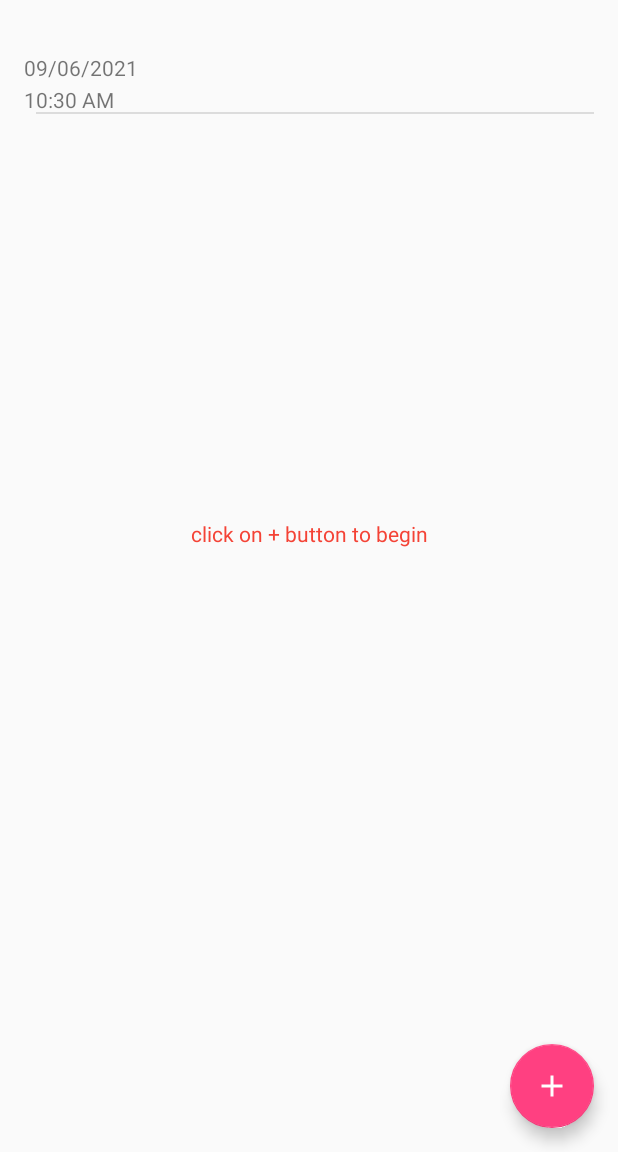
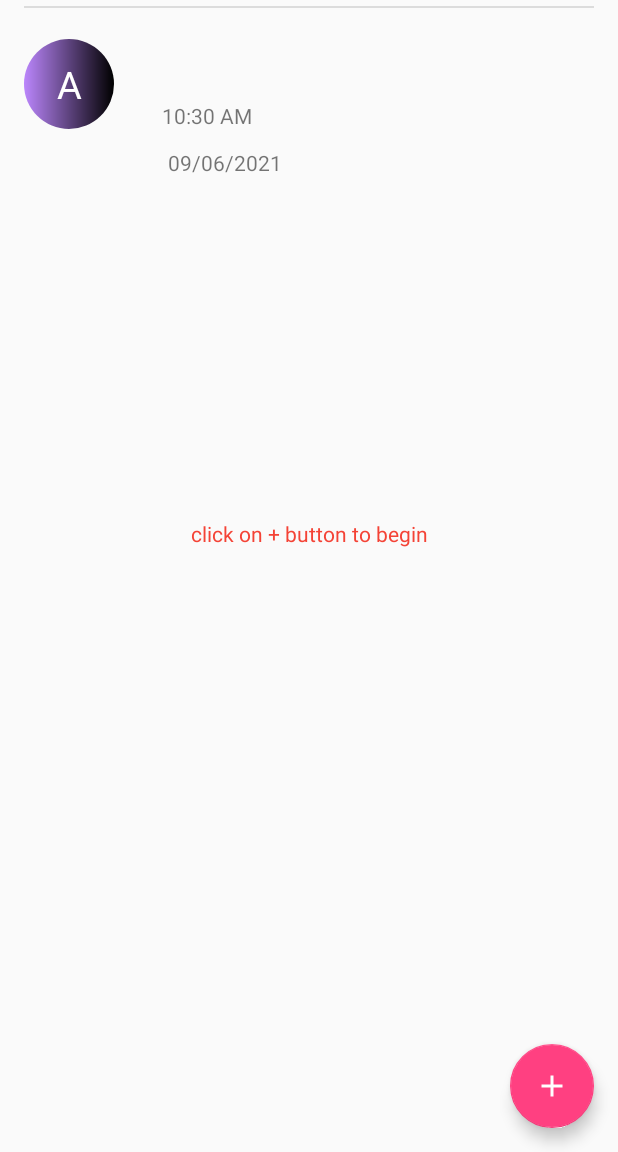
Before and after one commit to BushraKhalid01/MC_Semester_Project, an Android app: the Reminder screen opened directly, with no data from a screen before it, after a tap on an icon or button, on a phone screen of 412 x 824 dp, the part 84-1236 px from its top. Run offline under Robolectric (Android 15) with nearby library versions, the phone set to English and light mode, and no system bars; 1 statement that could not run was skipped.

Commit message:
Title First Letter Icon On Main Screen

```diff
--- a/MC_Reminder_ToDoList/app/src/main/java/org/haqnawaz/mc_reminder_todolist/RecyclerViewAdapter.java
+++ b/MC_Reminder_ToDoList/app/src/main/java/org/haqnawaz/mc_reminder_todolist/RecyclerViewAdapter.java
@@ -35,6 +35,7 @@ class RecyclerViewAdapter extends RecyclerView.Adapter<RecyclerViewAdapter.MyVie
     @Override
     public void onBindViewHolder(@NonNull MyViewHolder holder, int position) {
         holder.data= taskList.get(position);
+        holder.textViewFirstLetter.setText(holder.data.getTitle().substring(0,1));
         holder.textViewTaskName.setText(holder.data.getTitle());
         holder.textViewTaskDate.setText(String.valueOf(holder.data.getDate()));
         holder.textViewTaskTime.setText(holder.data.getTime());
@@ -46,18 +47,19 @@ class RecyclerViewAdapter extends RecyclerView.Adapter<RecyclerViewAdapter.MyVie
     }
 
     public class MyViewHolder extends RecyclerView.ViewHolder implements View.OnClickListener{
-        ImageView imageViewTask;
         TextView textViewTaskName;
         TextView textViewTaskTime;
         TextView textViewTaskDate;
+        TextView textViewFirstLetter;
         Task data;
         TaskListener onTaskListener;
         public MyViewHolder(@NonNull View itemView,TaskListener listener) {
             super(itemView);
-            imageViewTask = itemView.findViewById(R.id.imageViewTaskPicture);
+            textViewFirstLetter = itemView.findViewById(R.id.textViewFirstLetter);
             textViewTaskName = itemView.findViewById(R.id.textViewTaskName);
             textViewTaskDate = itemView.findViewById(R.id.textViewTaskDate);
             textViewTaskTime= itemView.findViewById(R.id.textViewTime);
+
             this.onTaskListener=listener;
             itemView.setOnClickListener(this);
         }
--- a/MC_Reminder_ToDoList/app/src/main/java/org/haqnawaz/mc_reminder_todolist/Reminder.java
+++ b/MC_Reminder_ToDoList/app/src/main/java/org/haqnawaz/mc_reminder_todolist/Reminder.java
@@ -27,6 +27,7 @@ import android.widget.Toast;
 
 import java.util.Calendar;
 
+
 public class Reminder extends AppCompatActivity {
     Task task;
     int day;
@@ -54,9 +55,11 @@ public class Reminder extends AppCompatActivity {
     int id;
     boolean updateTask;
     ImageView delete_btn;
+    String FirstLetter;
     @RequiresApi(api = Build.VERSION_CODES.N)
     @Override
     protected void onCreate(Bundle savedInstanceState) {
+
         super.onCreate(savedInstanceState);
         setContentView(R.layout.activity_reminder);
         date2 = findViewById(R.id.set_date);
@@ -68,6 +71,7 @@ public class Reminder extends AppCompatActivity {
         repeatTypeText = findViewById(R.id.set_repeat_type);
         delete_btn = (ImageView) findViewById(R.id.deleteTask);
         title=findViewById(R.id.reminder_title);
+
 
         repeatNo=Integer.toString(1);
         repeatType="Hour";
@@ -241,7 +245,7 @@ public class Reminder extends AppCompatActivity {
         repType = findViewById(R.id.set_repeat_type);
         repeatTypeText = findViewById(R.id.set_repeat_type);
         title = findViewById(R.id.reminder_title);
-
+        FirstLetter=title.toString().substring(0,1);
         try {
             task = new Task(id,title.getText().toString(),date2.getText().toString(),time2.getText().toString(),active.isChecked(),active.isChecked(),
             Integer.parseInt(repeatNum.getText().toString()),repeatTypeText.getText().toString());
--- a/MC_Reminder_ToDoList/app/src/main/java/org/haqnawaz/mc_reminder_todolist/Task.java
+++ b/MC_Reminder_ToDoList/app/src/main/java/org/haqnawaz/mc_reminder_todolist/Task.java
@@ -12,6 +12,7 @@ public class Task implements Parcelable {
     private boolean active;
     private int intervals;
     private String intervalType;
+    private String FirstLetter;
 
 
     public Task(int id, String title, String time, String date, boolean repeat, boolean active, int intervals, String intervalType) {
@@ -47,7 +48,9 @@ public class Task implements Parcelable {
             return new Task[size];
         }
     };
-
+    public String getFirstLetter() {
+        return FirstLetter;
+    }
     public String getTitle() {
         return title;
     }
@@ -79,6 +82,9 @@ public class Task implements Parcelable {
         return Id;
     }
 
+    public void setFirstLetter(String letter) {
+        this.FirstLetter=FirstLetter;
+    }
     public void setTitle(String title) {
         this.title = title;
     }
--- /dev/null
+++ b/MC_Reminder_ToDoList/app/src/main/res/drawable/circle.xml
@@ -0,0 +1,7 @@
+<?xml version="1.0" encoding="utf-8"?>
+<shape xmlns:android="http://schemas.android.com/apk/res/android"
+    android:shape="oval" >
+    <gradient android:startColor="@color/purple_200"
+        android:endColor="@color/black"
+        android:angle="360"/>
+</shape>
--- a/MC_Reminder_ToDoList/app/src/main/res/layout/tasks.xml
+++ b/MC_Reminder_ToDoList/app/src/main/res/layout/tasks.xml
@@ -2,52 +2,69 @@
 <androidx.constraintlayout.widget.ConstraintLayout xmlns:android="http://schemas.android.com/apk/res/android"
     xmlns:app="http://schemas.android.com/apk/res-auto"
     xmlns:tools="http://schemas.android.com/tools"
-    android:orientation="vertical" android:layout_width="match_parent"
-    android:layout_height="wrap_content"
     android:id="@+id/taskDetailLayout"
->
+    android:layout_width="match_parent"
+    android:layout_height="match_parent"
+    android:orientation="vertical">
 
+    <TextView
+        android:id="@+id/textViewFirstLetter"
+        android:layout_width="60dip"
+        android:layout_height="60dip"
+        android:layout_marginTop="22dp"
+        android:background="@drawable/circle"
+        android:gravity="center"
+        android:text="A"
+        android:textColor="@color/white"
+        android:textSize="25sp"
+        app:layout_constraintTop_toTopOf="parent"
+        tools:ignore="MissingConstraints"
+        tools:layout_editor_absoluteX="16dp" />
 
     <TextView
         android:id="@+id/textViewTaskName"
         android:layout_width="wrap_content"
         android:layout_height="wrap_content"
-        android:layout_marginStart="44dp"
+        android:layout_marginStart="96dp"
+        android:layout_marginTop="16dp"
         android:text="TextView"
-        app:layout_constraintStart_toEndOf="@+id/imageViewTaskPicture"
-        app:layout_constraintTop_toTopOf="@+id/imageViewTaskPicture" />
+        app:layout_constraintBottom_toTopOf="@+id/textViewTaskDate"
+        app:layout_constraintStart_toStartOf="parent"
+        app:layout_constraintTop_toTopOf="parent"
+        tools:ignore="MissingConstraints" />
 
     <TextView
         android:id="@+id/textViewTime"
         android:layout_width="wrap_content"
         android:layout_height="wrap_content"
-        android:layout_marginStart="44dp"
+        android:layout_marginStart="96dp"
         android:layout_marginTop="12dp"
         android:text="TextView"
-        app:layout_constraintStart_toEndOf="@+id/imageViewTaskPicture"
-        app:layout_constraintTop_toBottomOf="@+id/textViewTaskName" />
+        app:layout_constraintStart_toStartOf="parent"
+        app:layout_constraintTop_toBottomOf="@+id/textViewTaskDate"
+        tools:ignore="MissingConstraints" />
+
     <TextView
         android:id="@+id/textViewTaskDate"
         android:layout_width="wrap_content"
         android:layout_height="wrap_content"
-        android:layout_marginStart="44dp"
-        android:layout_marginTop="2dp"
+        android:layout_marginStart="32dp"
+        android:layout_marginTop="28dp"
         android:text="TextView"
-        app:layout_constraintStart_toEndOf="@+id/imageViewTaskPicture"
-        app:layout_constraintTop_toBottomOf="@+id/textViewTime" />
+        app:layout_constraintEnd_toEndOf="parent"
+        app:layout_constraintHorizontal_bias="0.0"
+        app:layout_constraintStart_toEndOf="@+id/textViewFirstLetter"
+        app:layout_constraintTop_toBottomOf="@+id/textViewTaskName"
+        tools:ignore="MissingConstraints" />
 
     <View
         android:id="@+id/divider"
         android:layout_width="395dp"
         android:layout_height="1dp"
-        android:layout_marginStart="8dp"
-        android:layout_marginEnd="16dp"
         android:background="?android:attr/listDivider"
-        app:layout_constraintBottom_toBottomOf="parent"
-        app:layout_constraintEnd_toEndOf="parent"
-        app:layout_constraintHorizontal_bias="0.0"
-        app:layout_constraintStart_toStartOf="parent"
-        app:layout_constraintTop_toBottomOf="@+id/imageViewTaskPicture" />
+        tools:ignore="MissingConstraints"
+        tools:layout_editor_absoluteX="27dp"
+        tools:layout_editor_absoluteY="115dp" />
 
 
 </androidx.constraintlayout.widget.ConstraintLayout>
--- a/MC_Reminder_ToDoList/app/src/main/res/values/colors.xml
+++ b/MC_Reminder_ToDoList/app/src/main/res/values/colors.xml
@@ -11,4 +11,5 @@
     <color name="colorPrimaryDark">#303F9F</color>
     <color name="colorAccent">#FF4081</color>
     <color name="fab_pressed">#ff5a6e</color>
+
 </resources>
```
